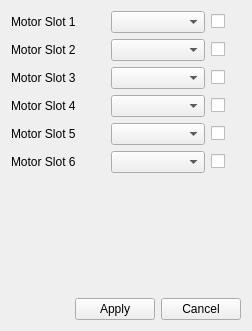
First picture: the form in main_controller/windows/motor_slotting.ui, repository ayuzer/HXMA_Python_Gui, before the edit.
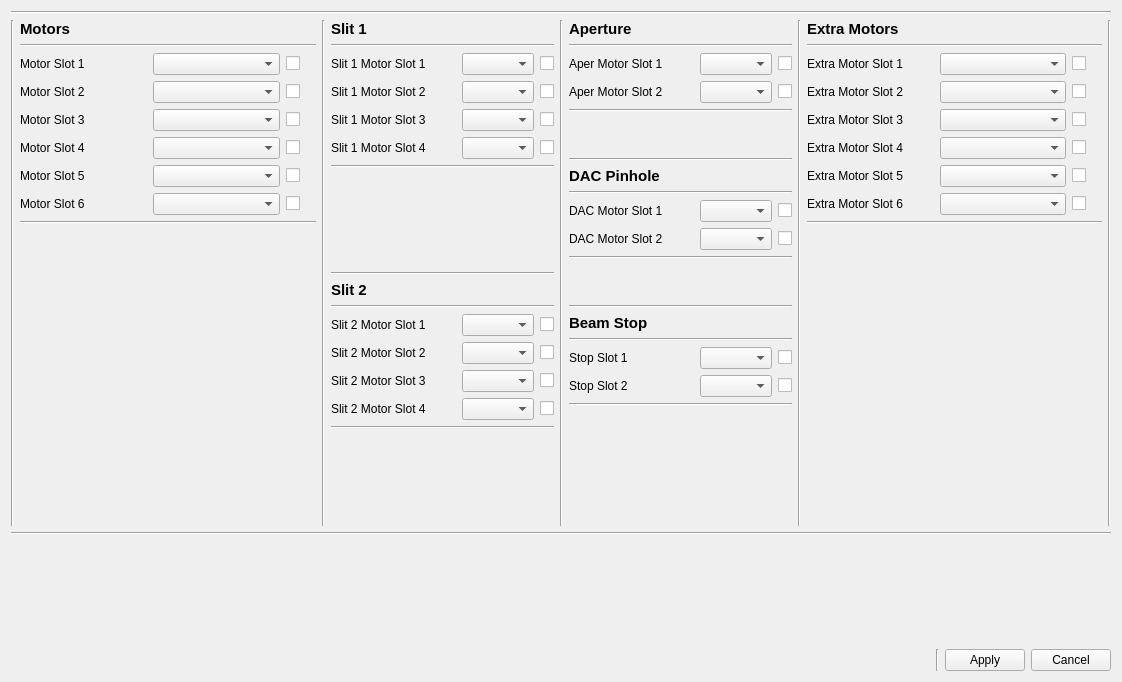
Second picture: the form after the edit.

Commit message:
Added slots for 20 extra motors
20 motors added and can be used to scan

Diff of the .ui file:
```diff
--- a/main_controller/windows/motor_slotting.ui
+++ b/main_controller/windows/motor_slotting.ui
@@ -6,20 +6,20 @@
    <rect>
     <x>0</x>
     <y>0</y>
-    <width>252</width>
-    <height>331</height>
+    <width>1122</width>
+    <height>682</height>
    </rect>
   </property>
   <property name="minimumSize">
    <size>
-    <width>204</width>
-    <height>255</height>
+    <width>1122</width>
+    <height>441</height>
    </size>
   </property>
   <property name="maximumSize">
    <size>
-    <width>252</width>
-    <height>331</height>
+    <width>1333</width>
+    <height>799</height>
    </size>
   </property>
   <property name="windowTitle">
@@ -27,6 +27,45 @@
   </property>
   <layout class="QVBoxLayout" name="verticalLayout_2">
    <item>
+    <widget class="Line" name="line_7">
+     <property name="orientation">
+      <enum>Qt::Horizontal</enum>
+     </property>
+    </widget>
+   </item>
+   <item>
+    <layout class="QHBoxLayout" name="horizontalLayout_2">
+     <item>
+      <widget class="Line" name="line_4">
+       <property name="orientation">
+        <enum>Qt::Vertical</enum>
+       </property>
+      </widget>
+     </item>
+     <item>
+      <layout class="QVBoxLayout" name="verticalLayout">
+       <item>
+        <widget class="QLabel" name="label_motor">
+         <property name="font">
+          <font>
+           <pointsize>11</pointsize>
+           <weight>75</weight>
+           <bold>true</bold>
+          </font>
+         </property>
+         <property name="text">
+          <string>Motors</string>
+         </property>
+        </widget>
+       </item>
+       <item>
+        <widget class="Line" name="line_6">
+         <property name="orientation">
+          <enum>Qt::Horizontal</enum>
+         </property>
+        </widget>
+       </item>
+       <item>
     <layout class="QGridLayout" name="gridLayout">
      <item row="0" column="1">
       <widget class="QComboBox" name="comboBox_motor_slot_1"/>
@@ -48,6 +87,12 @@
      </item>
      <item row="0" column="0">
       <widget class="QLabel" name="label_motor_slot_name_1">
+           <property name="minimumSize">
+            <size>
+             <width>100</width>
+             <height>0</height>
+            </size>
+           </property>
        <property name="text">
         <string>Motor Slot 1</string>
        </property>
@@ -88,19 +133,6 @@
        </property>
       </widget>
      </item>
-     <item row="6" column="0">
-      <spacer name="verticalSpacer">
-       <property name="orientation">
-        <enum>Qt::Vertical</enum>
-       </property>
-       <property name="sizeHint" stdset="0">
-        <size>
-         <width>20</width>
-         <height>40</height>
-        </size>
-       </property>
-      </spacer>
-     </item>
      <item row="0" column="2">
       <widget class="QCheckBox" name="checkBox_motor_slot_1">
        <property name="maximumSize">
@@ -188,7 +220,920 @@
     </layout>
    </item>
    <item>
-    <layout class="QVBoxLayout" name="verticalLayout">
+        <widget class="Line" name="line_24">
+         <property name="orientation">
+          <enum>Qt::Horizontal</enum>
+         </property>
+        </widget>
+       </item>
+       <item>
+        <spacer name="verticalSpacer">
+         <property name="orientation">
+          <enum>Qt::Vertical</enum>
+         </property>
+         <property name="sizeHint" stdset="0">
+          <size>
+           <width>20</width>
+           <height>40</height>
+          </size>
+         </property>
+        </spacer>
+       </item>
+      </layout>
+     </item>
+     <item>
+      <widget class="Line" name="line">
+       <property name="orientation">
+        <enum>Qt::Vertical</enum>
+       </property>
+      </widget>
+     </item>
+     <item>
+      <layout class="QVBoxLayout" name="verticalLayout_5">
+       <item>
+        <widget class="QLabel" name="label_2">
+         <property name="font">
+          <font>
+           <pointsize>11</pointsize>
+           <weight>75</weight>
+           <bold>true</bold>
+          </font>
+         </property>
+         <property name="text">
+          <string>Slit 1</string>
+         </property>
+        </widget>
+       </item>
+       <item>
+        <widget class="Line" name="line_8">
+         <property name="orientation">
+          <enum>Qt::Horizontal</enum>
+         </property>
+        </widget>
+       </item>
+       <item>
+        <layout class="QGridLayout" name="gridLayout_3">
+         <item row="0" column="1">
+          <widget class="QComboBox" name="comboBox_slit_1_motor_slot_1"/>
+         </item>
+         <item row="1" column="1">
+          <widget class="QComboBox" name="comboBox_slit_1_motor_slot_2"/>
+         </item>
+         <item row="2" column="1">
+          <widget class="QComboBox" name="comboBox_slit_1_motor_slot_3"/>
+         </item>
+         <item row="3" column="1">
+          <widget class="QComboBox" name="comboBox_slit_1_motor_slot_4"/>
+         </item>
+         <item row="0" column="0">
+          <widget class="QLabel" name="label_slit_1_motor_slot_name_1">
+           <property name="minimumSize">
+            <size>
+             <width>125</width>
+             <height>0</height>
+            </size>
+           </property>
+           <property name="text">
+            <string>Slit 1 Motor Slot 1</string>
+           </property>
+          </widget>
+         </item>
+         <item row="1" column="0">
+          <widget class="QLabel" name="label_slit_1_motor_slot_name_2">
+           <property name="text">
+            <string>Slit 1 Motor Slot 2</string>
+           </property>
+          </widget>
+         </item>
+         <item row="2" column="0">
+          <widget class="QLabel" name="label_slit_1_motor_slot_name_3">
+           <property name="text">
+            <string>Slit 1 Motor Slot 3</string>
+           </property>
+          </widget>
+         </item>
+         <item row="3" column="0">
+          <widget class="QLabel" name="label_slit_1_motor_slot_name_4">
+           <property name="text">
+            <string>Slit 1 Motor Slot 4</string>
+           </property>
+          </widget>
+         </item>
+         <item row="0" column="2">
+          <widget class="QCheckBox" name="checkBox_slit_1_motor_slot_1">
+           <property name="maximumSize">
+            <size>
+             <width>30</width>
+             <height>16777215</height>
+            </size>
+           </property>
+           <property name="text">
+            <string/>
+           </property>
+          </widget>
+         </item>
+         <item row="1" column="2">
+          <widget class="QCheckBox" name="checkBox_slit_1_motor_slot_2">
+           <property name="maximumSize">
+            <size>
+             <width>30</width>
+             <height>16777215</height>
+            </size>
+           </property>
+           <property name="text">
+            <string/>
+           </property>
+          </widget>
+         </item>
+         <item row="2" column="2">
+          <widget class="QCheckBox" name="checkBox_slit_1_motor_slot_3">
+           <property name="maximumSize">
+            <size>
+             <width>30</width>
+             <height>16777215</height>
+            </size>
+           </property>
+           <property name="text">
+            <string/>
+           </property>
+          </widget>
+         </item>
+         <item row="3" column="2">
+          <widget class="QCheckBox" name="checkBox_slit_1_motor_slot_4">
+           <property name="maximumSize">
+            <size>
+             <width>30</width>
+             <height>16777215</height>
+            </size>
+           </property>
+           <property name="text">
+            <string/>
+           </property>
+          </widget>
+         </item>
+        </layout>
+       </item>
+       <item>
+        <widget class="Line" name="line_9">
+         <property name="orientation">
+          <enum>Qt::Horizontal</enum>
+         </property>
+        </widget>
+       </item>
+       <item>
+        <layout class="QVBoxLayout" name="verticalLayout_6">
+         <item>
+          <spacer name="verticalSpacer_4">
+           <property name="orientation">
+            <enum>Qt::Vertical</enum>
+           </property>
+           <property name="sizeHint" stdset="0">
+            <size>
+             <width>20</width>
+             <height>40</height>
+            </size>
+           </property>
+          </spacer>
+         </item>
+         <item>
+          <widget class="Line" name="line_11">
+           <property name="orientation">
+            <enum>Qt::Horizontal</enum>
+           </property>
+          </widget>
+         </item>
+         <item>
+          <widget class="QLabel" name="label_slit_2">
+           <property name="font">
+            <font>
+             <pointsize>11</pointsize>
+             <weight>75</weight>
+             <bold>true</bold>
+            </font>
+           </property>
+           <property name="text">
+            <string>Slit 2</string>
+           </property>
+          </widget>
+         </item>
+         <item>
+          <widget class="Line" name="line_10">
+           <property name="orientation">
+            <enum>Qt::Horizontal</enum>
+           </property>
+          </widget>
+         </item>
+         <item>
+          <layout class="QGridLayout" name="gridLayout_4">
+           <item row="0" column="1">
+            <widget class="QComboBox" name="comboBox_slit_2_motor_slot_1"/>
+           </item>
+           <item row="1" column="1">
+            <widget class="QComboBox" name="comboBox_slit_2_motor_slot_2"/>
+           </item>
+           <item row="2" column="1">
+            <widget class="QComboBox" name="comboBox_slit_2_motor_slot_3"/>
+           </item>
+           <item row="3" column="1">
+            <widget class="QComboBox" name="comboBox_slit_2_motor_slot_4"/>
+           </item>
+           <item row="0" column="0">
+            <widget class="QLabel" name="label_slit_2_motor_slot_name_1">
+             <property name="minimumSize">
+              <size>
+               <width>125</width>
+               <height>0</height>
+              </size>
+             </property>
+             <property name="text">
+              <string>Slit 2 Motor Slot 1</string>
+             </property>
+            </widget>
+           </item>
+           <item row="1" column="0">
+            <widget class="QLabel" name="label_slit_2_motor_slot_name_2">
+             <property name="text">
+              <string>Slit 2 Motor Slot 2</string>
+             </property>
+            </widget>
+           </item>
+           <item row="2" column="0">
+            <widget class="QLabel" name="label_slit_2_motor_slot_name_3">
+             <property name="text">
+              <string>Slit 2 Motor Slot 3</string>
+             </property>
+            </widget>
+           </item>
+           <item row="3" column="0">
+            <widget class="QLabel" name="label_slit_2_motor_slot_name_4">
+             <property name="text">
+              <string>Slit 2 Motor Slot 4</string>
+             </property>
+            </widget>
+           </item>
+           <item row="0" column="2">
+            <widget class="QCheckBox" name="checkBox_slit_2_motor_slot_1">
+             <property name="maximumSize">
+              <size>
+               <width>30</width>
+               <height>16777215</height>
+              </size>
+             </property>
+             <property name="text">
+              <string/>
+             </property>
+            </widget>
+           </item>
+           <item row="1" column="2">
+            <widget class="QCheckBox" name="checkBox_slit_2_motor_slot_2">
+             <property name="maximumSize">
+              <size>
+               <width>30</width>
+               <height>16777215</height>
+              </size>
+             </property>
+             <property name="text">
+              <string/>
+             </property>
+            </widget>
+           </item>
+           <item row="2" column="2">
+            <widget class="QCheckBox" name="checkBox_slit_2_motor_slot_3">
+             <property name="maximumSize">
+              <size>
+               <width>30</width>
+               <height>16777215</height>
+              </size>
+             </property>
+             <property name="text">
+              <string/>
+             </property>
+            </widget>
+           </item>
+           <item row="3" column="2">
+            <widget class="QCheckBox" name="checkBox_slit_2_motor_slot_4">
+             <property name="maximumSize">
+              <size>
+               <width>30</width>
+               <height>16777215</height>
+              </size>
+             </property>
+             <property name="text">
+              <string/>
+             </property>
+            </widget>
+           </item>
+          </layout>
+         </item>
+         <item>
+          <widget class="Line" name="line_12">
+           <property name="orientation">
+            <enum>Qt::Horizontal</enum>
+           </property>
+          </widget>
+         </item>
+         <item>
+          <spacer name="verticalSpacer_3">
+           <property name="orientation">
+            <enum>Qt::Vertical</enum>
+           </property>
+           <property name="sizeHint" stdset="0">
+            <size>
+             <width>20</width>
+             <height>40</height>
+            </size>
+           </property>
+          </spacer>
+         </item>
+        </layout>
+       </item>
+      </layout>
+     </item>
+     <item>
+      <widget class="Line" name="line_2">
+       <property name="orientation">
+        <enum>Qt::Vertical</enum>
+       </property>
+      </widget>
+     </item>
+     <item>
+      <layout class="QVBoxLayout" name="verticalLayout_7">
+       <item>
+        <widget class="QLabel" name="label_aper">
+         <property name="font">
+          <font>
+           <pointsize>11</pointsize>
+           <weight>75</weight>
+           <bold>true</bold>
+          </font>
+         </property>
+         <property name="text">
+          <string>Aperture</string>
+         </property>
+        </widget>
+       </item>
+       <item>
+        <widget class="Line" name="line_19">
+         <property name="orientation">
+          <enum>Qt::Horizontal</enum>
+         </property>
+        </widget>
+       </item>
+       <item>
+        <layout class="QGridLayout" name="gridLayout_5">
+         <item row="0" column="1">
+          <widget class="QComboBox" name="comboBox_aper_motor_slot_1"/>
+         </item>
+         <item row="1" column="1">
+          <widget class="QComboBox" name="comboBox_aper_motor_slot_2"/>
+         </item>
+         <item row="0" column="0">
+          <widget class="QLabel" name="label_aper_motor_slot_name_1">
+           <property name="minimumSize">
+            <size>
+             <width>125</width>
+             <height>0</height>
+            </size>
+           </property>
+           <property name="text">
+            <string>Aper Motor Slot 1</string>
+           </property>
+          </widget>
+         </item>
+         <item row="1" column="0">
+          <widget class="QLabel" name="label_aper_motor_slot_name_2">
+           <property name="text">
+            <string>Aper Motor Slot 2</string>
+           </property>
+          </widget>
+         </item>
+         <item row="0" column="2">
+          <widget class="QCheckBox" name="checkBox_aper_motor_slot_1">
+           <property name="maximumSize">
+            <size>
+             <width>30</width>
+             <height>16777215</height>
+            </size>
+           </property>
+           <property name="text">
+            <string/>
+           </property>
+          </widget>
+         </item>
+         <item row="1" column="2">
+          <widget class="QCheckBox" name="checkBox_aper_motor_slot_2">
+           <property name="maximumSize">
+            <size>
+             <width>30</width>
+             <height>16777215</height>
+            </size>
+           </property>
+           <property name="text">
+            <string/>
+           </property>
+          </widget>
+         </item>
+        </layout>
+       </item>
+       <item>
+        <widget class="Line" name="line_18">
+         <property name="orientation">
+          <enum>Qt::Horizontal</enum>
+         </property>
+        </widget>
+       </item>
+       <item>
+        <spacer name="verticalSpacer_5">
+         <property name="orientation">
+          <enum>Qt::Vertical</enum>
+         </property>
+         <property name="sizeHint" stdset="0">
+          <size>
+           <width>20</width>
+           <height>40</height>
+          </size>
+         </property>
+        </spacer>
+       </item>
+       <item>
+        <widget class="Line" name="line_15">
+         <property name="orientation">
+          <enum>Qt::Horizontal</enum>
+         </property>
+        </widget>
+       </item>
+       <item>
+        <layout class="QVBoxLayout" name="verticalLayout_8">
+         <item>
+          <widget class="QLabel" name="label_dac">
+           <property name="font">
+            <font>
+             <pointsize>11</pointsize>
+             <weight>75</weight>
+             <bold>true</bold>
+            </font>
+           </property>
+           <property name="text">
+            <string>DAC Pinhole</string>
+           </property>
+          </widget>
+         </item>
+         <item>
+          <widget class="Line" name="line_16">
+           <property name="orientation">
+            <enum>Qt::Horizontal</enum>
+           </property>
+          </widget>
+         </item>
+         <item>
+          <layout class="QGridLayout" name="gridLayout_6">
+           <item row="0" column="1">
+            <widget class="QComboBox" name="comboBox_dac_motor_slot_1"/>
+           </item>
+           <item row="1" column="1">
+            <widget class="QComboBox" name="comboBox_dac_motor_slot_2"/>
+           </item>
+           <item row="0" column="0">
+            <widget class="QLabel" name="label_dac_motor_slot_name_1">
+             <property name="minimumSize">
+              <size>
+               <width>125</width>
+               <height>0</height>
+              </size>
+             </property>
+             <property name="text">
+              <string>DAC Motor Slot 1</string>
+             </property>
+            </widget>
+           </item>
+           <item row="1" column="0">
+            <widget class="QLabel" name="label_dac_motor_slot_name_2">
+             <property name="text">
+              <string>DAC Motor Slot 2</string>
+             </property>
+            </widget>
+           </item>
+           <item row="0" column="2">
+            <widget class="QCheckBox" name="checkBox_dac_motor_slot_1">
+             <property name="maximumSize">
+              <size>
+               <width>30</width>
+               <height>16777215</height>
+              </size>
+             </property>
+             <property name="text">
+              <string/>
+             </property>
+            </widget>
+           </item>
+           <item row="1" column="2">
+            <widget class="QCheckBox" name="checkBox_dac_motor_slot_2">
+             <property name="maximumSize">
+              <size>
+               <width>30</width>
+               <height>16777215</height>
+              </size>
+             </property>
+             <property name="text">
+              <string/>
+             </property>
+            </widget>
+           </item>
+          </layout>
+         </item>
+        </layout>
+       </item>
+       <item>
+        <widget class="Line" name="line_23">
+         <property name="orientation">
+          <enum>Qt::Horizontal</enum>
+         </property>
+        </widget>
+       </item>
+       <item>
+        <spacer name="verticalSpacer_6">
+         <property name="orientation">
+          <enum>Qt::Vertical</enum>
+         </property>
+         <property name="sizeHint" stdset="0">
+          <size>
+           <width>20</width>
+           <height>40</height>
+          </size>
+         </property>
+        </spacer>
+       </item>
+       <item>
+        <layout class="QVBoxLayout" name="verticalLayout_10">
+         <item>
+          <widget class="Line" name="line_14">
+           <property name="orientation">
+            <enum>Qt::Horizontal</enum>
+           </property>
+          </widget>
+         </item>
+         <item>
+          <widget class="QLabel" name="label_stop">
+           <property name="font">
+            <font>
+             <pointsize>11</pointsize>
+             <weight>75</weight>
+             <bold>true</bold>
+            </font>
+           </property>
+           <property name="text">
+            <string>Beam Stop</string>
+           </property>
+          </widget>
+         </item>
+         <item>
+          <widget class="Line" name="line_17">
+           <property name="orientation">
+            <enum>Qt::Horizontal</enum>
+           </property>
+          </widget>
+         </item>
+         <item>
+          <layout class="QGridLayout" name="gridLayout_8">
+           <item row="0" column="1">
+            <widget class="QComboBox" name="comboBox_stop_motor_slot_1"/>
+           </item>
+           <item row="1" column="1">
+            <widget class="QComboBox" name="comboBox_stop_motor_slot_2"/>
+           </item>
+           <item row="1" column="0">
+            <widget class="QLabel" name="label_stop_motor_slot_name_2">
+             <property name="text">
+              <string>Stop Slot 2</string>
+             </property>
+            </widget>
+           </item>
+           <item row="0" column="2">
+            <widget class="QCheckBox" name="checkBox_stop_motor_slot_1">
+             <property name="maximumSize">
+              <size>
+               <width>30</width>
+               <height>16777215</height>
+              </size>
+             </property>
+             <property name="text">
+              <string/>
+             </property>
+            </widget>
+           </item>
+           <item row="1" column="2">
+            <widget class="QCheckBox" name="checkBox_stop_motor_slot_2">
+             <property name="maximumSize">
+              <size>
+               <width>30</width>
+               <height>16777215</height>
+              </size>
+             </property>
+             <property name="text">
+              <string/>
+             </property>
+            </widget>
+           </item>
+           <item row="0" column="0">
+            <widget class="QLabel" name="label_stop_motor_slot_name_1">
+             <property name="minimumSize">
+              <size>
+               <width>125</width>
+               <height>0</height>
+              </size>
+             </property>
+             <property name="text">
+              <string>Stop Slot 1</string>
+             </property>
+            </widget>
+           </item>
+          </layout>
+         </item>
+        </layout>
+       </item>
+       <item>
+        <widget class="Line" name="line_13">
+         <property name="orientation">
+          <enum>Qt::Horizontal</enum>
+         </property>
+        </widget>
+       </item>
+       <item>
+        <spacer name="verticalSpacer_8">
+         <property name="orientation">
+          <enum>Qt::Vertical</enum>
+         </property>
+         <property name="sizeHint" stdset="0">
+          <size>
+           <width>20</width>
+           <height>40</height>
+          </size>
+         </property>
+        </spacer>
+       </item>
+       <item>
+        <spacer name="verticalSpacer_2">
+         <property name="orientation">
+          <enum>Qt::Vertical</enum>
+         </property>
+         <property name="sizeHint" stdset="0">
+          <size>
+           <width>20</width>
+           <height>40</height>
+          </size>
+         </property>
+        </spacer>
+       </item>
+       <item>
+        <spacer name="verticalSpacer_7">
+         <property name="orientation">
+          <enum>Qt::Vertical</enum>
+         </property>
+         <property name="sizeHint" stdset="0">
+          <size>
+           <width>20</width>
+           <height>40</height>
+          </size>
+         </property>
+        </spacer>
+       </item>
+      </layout>
+     </item>
+     <item>
+      <widget class="Line" name="line_3">
+       <property name="orientation">
+        <enum>Qt::Vertical</enum>
+       </property>
+      </widget>
+     </item>
+     <item>
+      <layout class="QVBoxLayout" name="verticalLayout_11">
+       <item>
+        <widget class="QLabel" name="label_extra">
+         <property name="font">
+          <font>
+           <pointsize>11</pointsize>
+           <weight>75</weight>
+           <bold>true</bold>
+          </font>
+         </property>
+         <property name="text">
+          <string>Extra Motors</string>
+         </property>
+        </widget>
+       </item>
+       <item>
+        <widget class="Line" name="line_20">
+         <property name="orientation">
+          <enum>Qt::Horizontal</enum>
+         </property>
+        </widget>
+       </item>
+       <item>
+        <layout class="QGridLayout" name="gridLayout_9">
+         <item row="0" column="1">
+          <widget class="QComboBox" name="comboBox_extra_motor_slot_1"/>
+         </item>
+         <item row="1" column="1">
+          <widget class="QComboBox" name="comboBox_extra_motor_slot_2"/>
+         </item>
+         <item row="2" column="1">
+          <widget class="QComboBox" name="comboBox_extra_motor_slot_3"/>
+         </item>
+         <item row="3" column="1">
+          <widget class="QComboBox" name="comboBox_extra_motor_slot_4"/>
+         </item>
+         <item row="4" column="1">
+          <widget class="QComboBox" name="comboBox_extra_motor_slot_5"/>
+         </item>
+         <item row="5" column="1">
+          <widget class="QComboBox" name="comboBox_extra_motor_slot_6"/>
+         </item>
+         <item row="0" column="0">
+          <widget class="QLabel" name="label_extra_motor_slot_name_1">
+           <property name="minimumSize">
+            <size>
+             <width>125</width>
+             <height>0</height>
+            </size>
+           </property>
+           <property name="text">
+            <string>Extra Motor Slot 1</string>
+           </property>
+          </widget>
+         </item>
+         <item row="1" column="0">
+          <widget class="QLabel" name="label_extra_motor_slot_name_2">
+           <property name="text">
+            <string>Extra Motor Slot 2</string>
+           </property>
+          </widget>
+         </item>
+         <item row="2" column="0">
+          <widget class="QLabel" name="label_extra_motor_slot_name_3">
+           <property name="text">
+            <string>Extra Motor Slot 3</string>
+           </property>
+          </widget>
+         </item>
+         <item row="3" column="0">
+          <widget class="QLabel" name="label_extra_motor_slot_name_4">
+           <property name="text">
+            <string>Extra Motor Slot 4</string>
+           </property>
+          </widget>
+         </item>
+         <item row="4" column="0">
+          <widget class="QLabel" name="label_extra_motor_slot_name_5">
+           <property name="text">
+            <string>Extra Motor Slot 5</string>
+           </property>
+          </widget>
+         </item>
+         <item row="5" column="0">
+          <widget class="QLabel" name="label_extra_motor_slot_name_6">
+           <property name="text">
+            <string>Extra Motor Slot 6</string>
+           </property>
+          </widget>
+         </item>
+         <item row="0" column="2">
+          <widget class="QCheckBox" name="checkBox_extra_motor_slot_1">
+           <property name="maximumSize">
+            <size>
+             <width>30</width>
+             <height>16777215</height>
+            </size>
+           </property>
+           <property name="text">
+            <string/>
+           </property>
+          </widget>
+         </item>
+         <item row="1" column="2">
+          <widget class="QCheckBox" name="checkBox_extra_motor_slot_2">
+           <property name="maximumSize">
+            <size>
+             <width>30</width>
+             <height>16777215</height>
+            </size>
+           </property>
+           <property name="text">
+            <string/>
+           </property>
+          </widget>
+         </item>
+         <item row="2" column="2">
+          <widget class="QCheckBox" name="checkBox_extra_motor_slot_3">
+           <property name="maximumSize">
+            <size>
+             <width>30</width>
+             <height>16777215</height>
+            </size>
+           </property>
+           <property name="text">
+            <string/>
+           </property>
+          </widget>
+         </item>
+         <item row="3" column="2">
+          <widget class="QCheckBox" name="checkBox_extra_motor_slot_4">
+           <property name="maximumSize">
+            <size>
+             <width>30</width>
+             <height>16777215</height>
+            </size>
+           </property>
+           <property name="text">
+            <string/>
+           </property>
+          </widget>
+         </item>
+         <item row="4" column="2">
+          <widget class="QCheckBox" name="checkBox_extra_motor_slot_5">
+           <property name="maximumSize">
+            <size>
+             <width>30</width>
+             <height>16777215</height>
+            </size>
+           </property>
+           <property name="text">
+            <string/>
+           </property>
+          </widget>
+         </item>
+         <item row="5" column="2">
+          <widget class="QCheckBox" name="checkBox_extra_motor_slot_6">
+           <property name="sizePolicy">
+            <sizepolicy hsizetype="Minimum" vsizetype="Fixed">
+             <horstretch>30</horstretch>
+             <verstretch>0</verstretch>
+            </sizepolicy>
+           </property>
+           <property name="maximumSize">
+            <size>
+             <width>30</width>
+             <height>16777215</height>
+            </size>
+           </property>
+           <property name="text">
+            <string/>
+           </property>
+          </widget>
+         </item>
+        </layout>
+       </item>
+       <item>
+        <widget class="Line" name="line_21">
+         <property name="orientation">
+          <enum>Qt::Horizontal</enum>
+         </property>
+        </widget>
+       </item>
+       <item>
+        <spacer name="verticalSpacer_9">
+         <property name="orientation">
+          <enum>Qt::Vertical</enum>
+         </property>
+         <property name="sizeHint" stdset="0">
+          <size>
+           <width>20</width>
+           <height>40</height>
+          </size>
+         </property>
+        </spacer>
+       </item>
+      </layout>
+     </item>
+     <item>
+      <widget class="Line" name="line_22">
+       <property name="orientation">
+        <enum>Qt::Vertical</enum>
+       </property>
+      </widget>
+     </item>
+    </layout>
+   </item>
+   <item>
+    <widget class="Line" name="line_25">
+     <property name="orientation">
+      <enum>Qt::Horizontal</enum>
+     </property>
+    </widget>
+   </item>
+   <item>
+    <spacer name="verticalSpacer_10">
+     <property name="orientation">
+      <enum>Qt::Vertical</enum>
+     </property>
+     <property name="sizeHint" stdset="0">
+      <size>
+       <width>20</width>
+       <height>40</height>
+      </size>
+     </property>
+    </spacer>
+   </item>
      <item>
       <layout class="QHBoxLayout" name="horizontalLayout">
        <item>
@@ -204,6 +1149,13 @@
          </property>
         </spacer>
        </item>
+     <item>
+      <widget class="Line" name="line_5">
+       <property name="orientation">
+        <enum>Qt::Vertical</enum>
+       </property>
+      </widget>
+     </item>
        <item>
         <widget class="QPushButton" name="pushButton_apply">
          <property name="text">
@@ -217,8 +1169,6 @@
           <string>Cancel</string>
          </property>
         </widget>
-       </item>
-      </layout>
      </item>
     </layout>
    </item>
```
Lines whose indentation alone changed are shown as unchanged. The commit also changes 9 other files.
